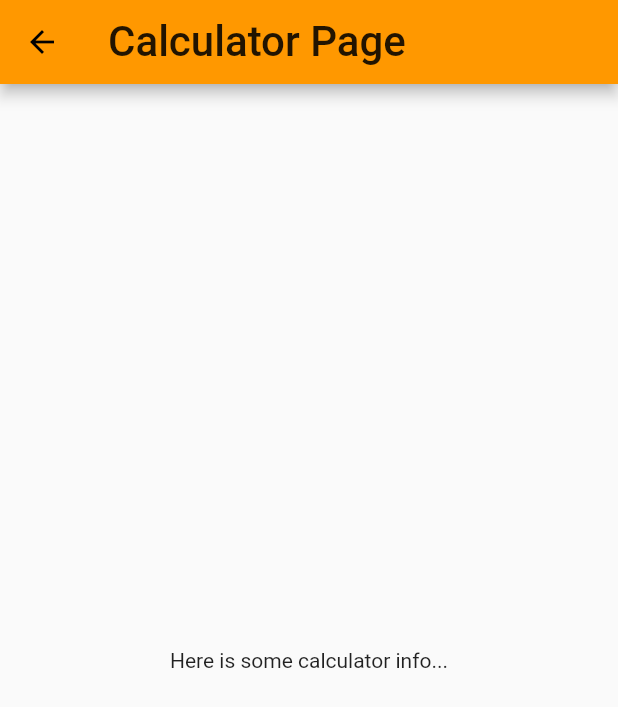
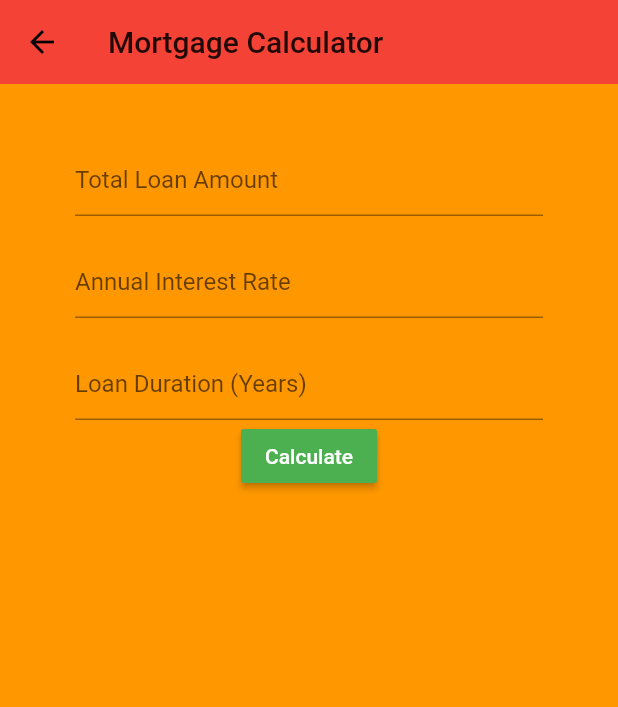
Before and after one commit to kochsj/RealRealty, a Flutter app: the MortgageCalculatorPage screen opened by its route, on a phone screen of 412 x 824 dp. Shown: the top 707 px of the screen. Run offline on Flutter 3.47's test engine with Material 2 defaults, Android fonts, the phone set to English and light mode, and no system bars; our stand-ins replace cloud_firestore, firebase_auth, flutter_spinkit, sqflite; accounts and stored records are empty.

Commit message:
create mortgage calculator

```diff
--- a/lib/views/more/mortgage_calculator.dart
+++ b/lib/views/more/mortgage_calculator.dart
@@ -1,21 +1,120 @@
 import 'package:flutter/material.dart';
+import 'dart:math';
 
-class MortgageCalculatorPage extends StatelessWidget {
+class MortgageCalculatorPage extends StatefulWidget {
+  @override
+  _MortgageCalculatorPageState createState() => _MortgageCalculatorPageState();
+}
+
+class _MortgageCalculatorPageState extends State<MortgageCalculatorPage> {
+  final _formKey = GlobalKey<FormState>();
+
+  // user inputs
+  String loanAmount = '';
+  String annualInterestRate = '';
+  String loanDuration = '';
+
+  // calculator output
+  String mortgagePayment = '';
+
   @override
   Widget build(BuildContext context) {
     return Scaffold(
+      backgroundColor: Colors.orange,
       appBar: AppBar(
-        title: Text('Calculator Page', style: TextStyle(fontSize: 28.0)),
+          backgroundColor: Colors.red,
+          elevation: 0.0,
+          title: Text("Mortgage Calculator")
       ),
-      body: Center(
-        child: Column(
-          mainAxisAlignment: MainAxisAlignment.center,
-          children: <Widget>[
-            Text("Here is some calculator info..."),
-          ],
-        ),
+      body: ListView(
+        children: <Widget>[
+          Container(
+              padding: EdgeInsets.symmetric(vertical: 20.0, horizontal: 50.0),
+              child: Form(
+                key: _formKey,
+                child: Column(
+                  children: <Widget>[
+                    SizedBox(height: 20,),
+                    TextFormField(
+                      decoration: InputDecoration(
+                        hintText: "Total Loan Amount",
+                      ),
+                      validator: (value) {
+                        if (value.isEmpty) {
+                          return "please enter a valid loan amount";
+                        } else { return null; }
+                      },
+                      onChanged: (value) {
+                        setState(() {
+                          loanAmount = value;
+                        });
+                      },
+                    ),
+                    SizedBox(height: 20,),
+                    TextFormField(
+                      decoration: InputDecoration(
+                        hintText: "Annual Interest Rate",
+                      ),
+                      validator: (value) {
+                        if (value.isEmpty) {
+                          return "please enter a valid interest rate";
+                        } else { return null; }
+                      },
+                      onChanged: (value) {
+                        setState(() {
+                          annualInterestRate = value;
+                        });
+                      },
+                    ),
+                    SizedBox(height: 20,),
+                    TextFormField(
+                      decoration: InputDecoration(
+                        hintText: "Loan Duration (Years)",
+                      ),
+                      validator: (value) {
+                        if (value.isEmpty) {
+                          return "please enter a valid loan duration";
+                        } else { return null; }
+                      },
+                      onChanged: (value) {
+                        setState(() {
+                          loanDuration = value;
+                        });
+                      },
+                    ),
+                    RaisedButton(
+                      color: Colors.green,
+                      child: Text("Calculate", style: TextStyle(color: Colors.white),),
+                      onPressed: () {
+                        int p = int.parse(loanAmount);
+                        double i = double.parse(annualInterestRate)/1200;
+                        double n = double.parse(loanDuration)*12;
+
+                        print(p);
+                        print(i);
+                        print(n);
+
+                        print(i*(1+i));
+
+                        print(pow((i*(1+i)), n));
+                        print(pow((1+i), n));
+
+                        int payment = (p*(i*pow((1+i), n)) ~/ (pow((1+i), n)-1));
+
+                        setState(() {
+                          mortgagePayment = "~ \$${payment.toString()} per month";
+                        });
+                      },
+                    ),
+                    SizedBox(height: 20,),
+                    Text(mortgagePayment),
+//                    Text(_error, style: TextStyle(color: Colors.black, fontSize: 28.0),)
+                  ],
+                ),
+              )
+          ),
+        ],
       ),
-//      bottomNavigationBar: MyCustomNavBar(),
     );
   }
 }
```
